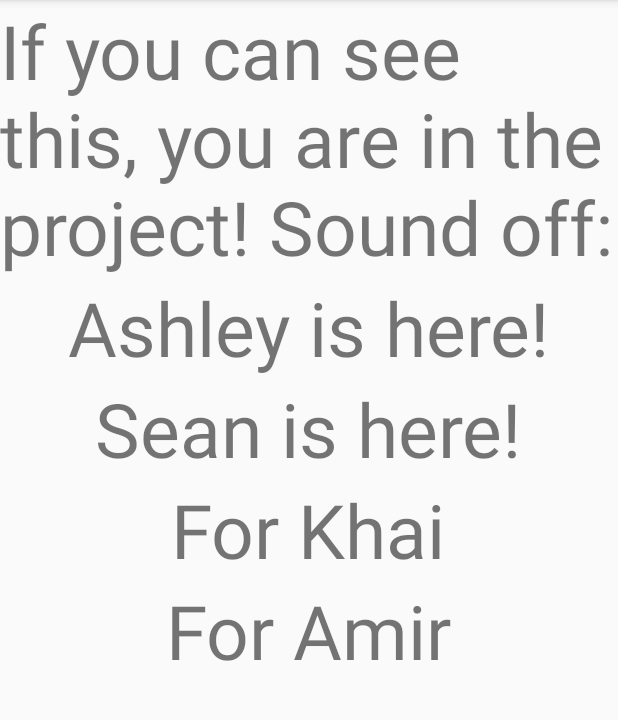
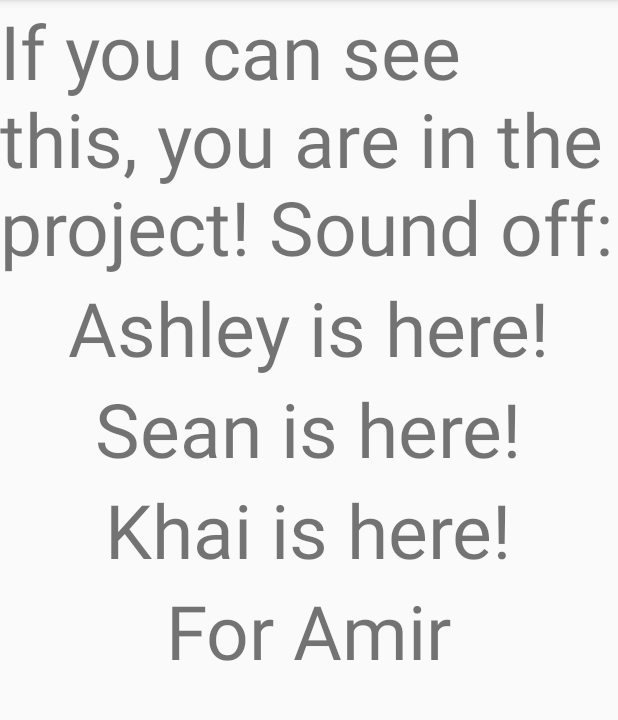
Before and after one commit to lacoite/Operation_iSpy, an Android app: the MainActivity screen opened directly, with no data from a screen before it, on a phone screen of 412 x 824 dp, the part 84-804 px from its top. Run offline under Robolectric (Android 15) with nearby library versions, the phone set to English and light mode, and no system bars.

Commit message:
Khai is here

```diff
--- a/app/src/main/res/layout/activity_main.xml
+++ b/app/src/main/res/layout/activity_main.xml
@@ -10,35 +10,35 @@
     <TextView
         android:layout_width="wrap_content"
         android:layout_height="wrap_content"
-        android:textSize="50dp"
+        android:layout_gravity="center"
         android:text="If you can see this, you are in the project! Sound off:"
-        android:layout_gravity="center"/>
+        android:textSize="50dp" />
 
     <TextView
         android:layout_width="wrap_content"
         android:layout_height="wrap_content"
-        android:textSize="50dp"
+        android:layout_gravity="center"
         android:text="Ashley is here!"
-        android:layout_gravity="center"/>
+        android:textSize="50dp" />
 
     <TextView
         android:layout_width="wrap_content"
         android:layout_height="wrap_content"
-        android:textSize="50dp"
+        android:layout_gravity="center"
         android:text="Sean is here!"
-        android:layout_gravity="center"/>
+        android:textSize="50dp" />
 
     <TextView
         android:layout_width="wrap_content"
         android:layout_height="wrap_content"
-        android:textSize="50dp"
-        android:text="For Khai"
-        android:layout_gravity="center"/>
+        android:layout_gravity="center"
+        android:text="Khai is here!"
+        android:textSize="50dp" />
 
     <TextView
         android:layout_width="wrap_content"
         android:layout_height="wrap_content"
-        android:textSize="50dp"
+        android:layout_gravity="center"
         android:text="For Amir"
-        android:layout_gravity="center"/>
+        android:textSize="50dp" />
 </LinearLayout>
```
